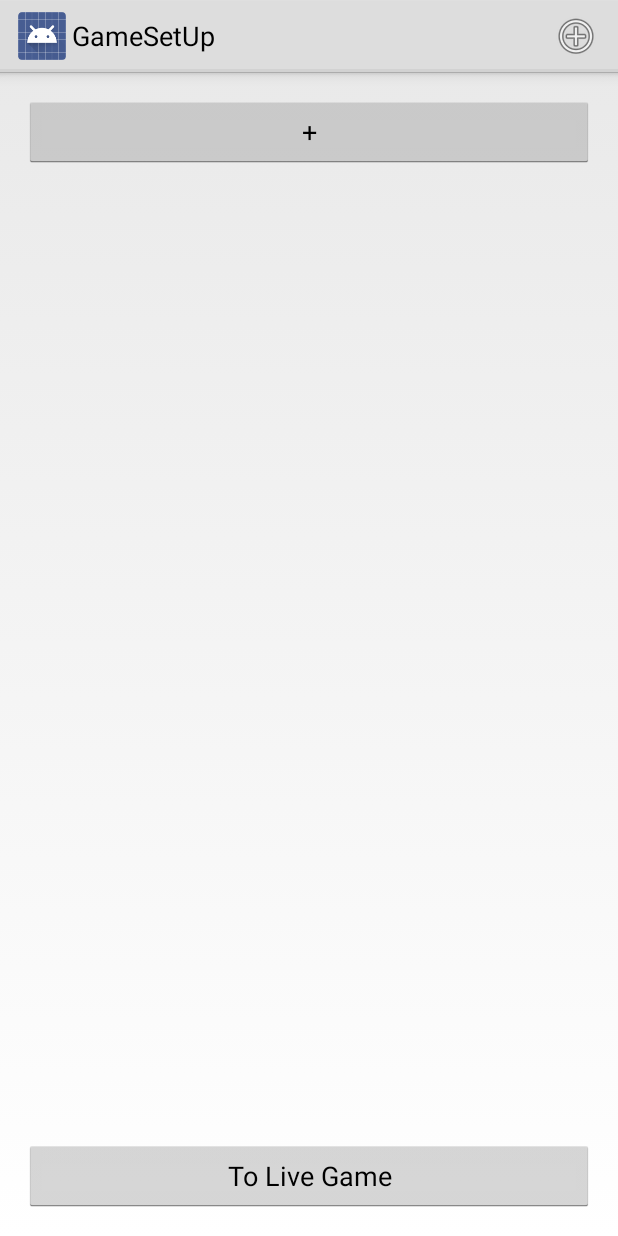
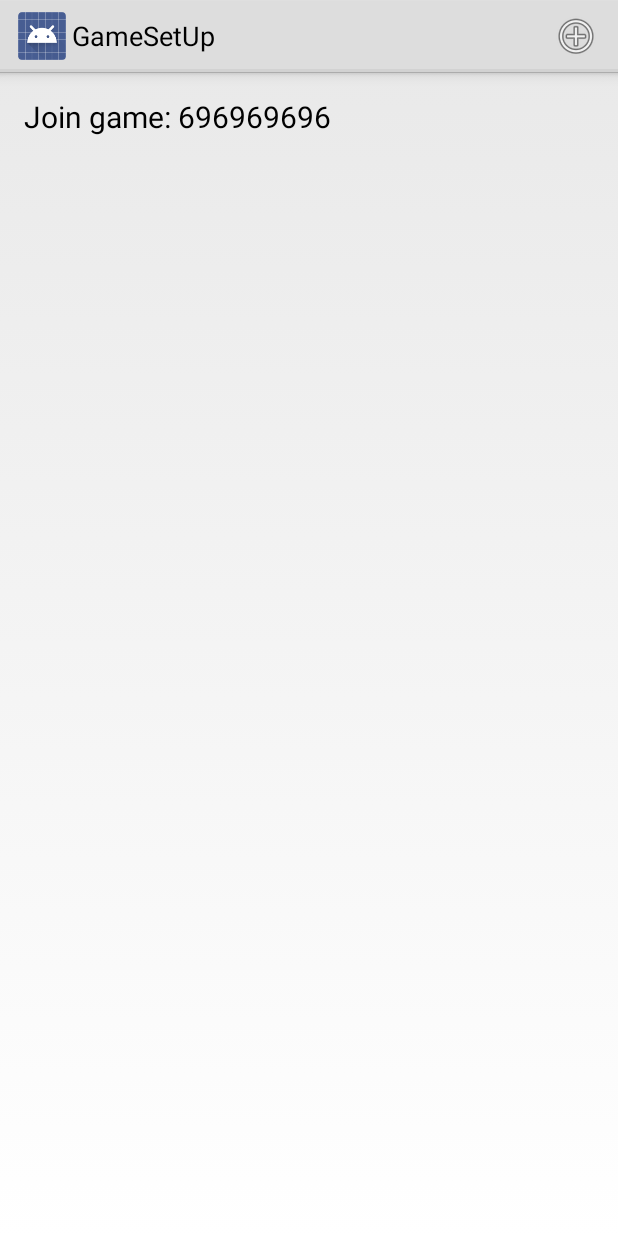
Before and after one commit to dsouzarc/snapshot, an Android app: the screen it shows after launch (Lobby), after a tap on "Login", on a phone screen of 412 x 824 dp. Run offline under Robolectric (Android 15) with nearby library versions, the phone set to English and light mode, and no system bars; libraries missing offline, so code that uses them is left out: com.facebook, com.facebook.model; 3 statements that could not run were skipped.

Commit message:
Creates new game with plus button, if part of game, no new game created

```diff
--- a/app/src/main/java/com/ryan/snapshot/Game.java
+++ b/app/src/main/java/com/ryan/snapshot/Game.java
@@ -4,5 +4,5 @@ package com.ryan.snapshot;
  * Created by Ryan on 11/2/14.
  */
 public class Game {
-    public static String id;
+    public String id;
 }
--- a/app/src/main/java/com/ryan/snapshot/Lobby.java
+++ b/app/src/main/java/com/ryan/snapshot/Lobby.java
@@ -1,156 +1,119 @@
 package com.ryan.snapshot;
-
-import android.app.AlertDialog;
-import android.app.ListActivity;
-import android.content.DialogInterface;
-import android.content.Intent;
 
 import android.app.Activity;
 import android.content.Context;
 import android.content.Intent;
-import android.content.SharedPreferences;
-import android.graphics.Bitmap;
-import android.graphics.BitmapFactory;
+import android.graphics.Color;
+import android.os.AsyncTask;
 import android.os.Bundle;
 import android.util.Log;
 import android.view.Menu;
 import android.view.MenuItem;
 import android.view.View;
-import android.view.Window;
-import android.widget.Button;
-import android.widget.ImageView;
+import android.widget.LinearLayout;
 import android.widget.TextView;
 import android.widget.Toast;
 
-import com.facebook.HttpMethod;
-import com.facebook.Request;
-import com.facebook.Response;
-import com.facebook.Session;
-import com.facebook.SessionState;
-import com.facebook.model.GraphObject;
-import com.facebook.model.GraphUser;
-import com.google.common.util.concurrent.FutureCallback;
-import com.google.common.util.concurrent.Futures;
-import com.google.common.util.concurrent.ListenableFuture;
 import com.microsoft.windowsazure.mobileservices.MobileServiceClient;
-import com.microsoft.windowsazure.mobileservices.authentication.MobileServiceAuthenticationProvider;
-import com.microsoft.windowsazure.mobileservices.authentication.MobileServiceUser;
 import com.microsoft.windowsazure.mobileservices.http.ServiceFilterResponse;
 import com.microsoft.windowsazure.mobileservices.table.MobileServiceTable;
 import com.microsoft.windowsazure.mobileservices.table.TableOperationCallback;
 import com.microsoft.windowsazure.mobileservices.table.TableQueryCallback;
+import com.microsoft.windowsazure.mobileservices.table.query.QueryOrder;
 
-import org.apache.http.HttpEntity;
-import org.apache.http.HttpResponse;
-import org.apache.http.client.ClientProtocolException;
-import org.apache.http.client.methods.HttpGet;
-import org.apache.http.impl.client.DefaultHttpClient;
-import org.json.JSONException;
-import org.json.JSONObject;
+import java.util.LinkedList;
+import java.util.List;
 
-import java.io.IOException;
-import java.io.InputStream;
-import java.net.URI;
-import java.net.URISyntaxException;
-import java.util.List;
-import android.os.Bundle;
-import android.view.LayoutInflater;
-import android.view.Menu;
-import android.view.MenuItem;
-import android.view.View;
-import android.widget.ArrayAdapter;
-import android.widget.Button;
-import android.widget.EditText;
-import android.widget.Toast;
+public class Lobby extends Activity {
 
-import java.util.ArrayList;
-import android.os.AsyncTask;
-import com.microsoft.windowsazure.mobileservices.table.query.QueryOrder;
-public class Lobby extends ListActivity {
-
-    ArrayList<String> listItems=new ArrayList<String>();
-    ArrayAdapter<String> adapter;
-    int clickCounter=0;
+    private LinearLayout theLayout;
+    private Context theC;
+    private boolean isInGame;
+    private String myID;
+    private final LinkedList<Game> allGames = new LinkedList<Game>();
+    private MobileServiceClient mClient;
 
     @Override
     protected void onCreate(Bundle savedInstanceState) {
         super.onCreate(savedInstanceState);
         setContentView(R.layout.activity_lobby);
+        this.theC = getApplicationContext();
+        this.theLayout = (LinearLayout) findViewById(R.id.theLayout);
+        this.myID = getApplicationContext().getSharedPreferences("com.ryan.snapshot",
+                Context.MODE_PRIVATE).getString(Constants.TAG_ID, "");
 
-        adapter = new ArrayAdapter<String>(this,
-                android.R.layout.simple_list_item_1,
-                listItems);
-        setListAdapter(adapter);
-
-        final Button buttonToLiveGame = (Button) findViewById(R.id.buttonLiveGame);
-        buttonToLiveGame.setOnClickListener(liveGameListener);
+        try {
+            this.mClient = new MobileServiceClient("https://snapshot.azure-mobile.net/",
+                    "gzWFegbXiTLVoLkHtqvDKPzctugOGH61", Lobby.this);
+        }
+        catch (Exception e) {
+            e.printStackTrace();
         }
 
-    private class GetOnlineGames extends AsyncTask<Void, Void, ArrayList<Game>> {
+        new GetOnlineGames().execute();
+    }
+
+    private class GetOnlineGames extends AsyncTask<Void, Void, Void> {
         @Override
-        public ArrayList<Game> doInBackground(Void... params) {
-            final ArrayList<Game> games = new ArrayList<Game>();
-
-            final MobileServiceTable<Game> table = SnapShot_API.getClient().getTable(Game.class);
+        public Void doInBackground(Void... params) {
+            try {
+                final MobileServiceTable<Game> table = mClient.getTable(Game.class);
                 table.orderBy("text", QueryOrder.Ascending).execute(
                         new TableQueryCallback<Game>() {
                             public void onCompleted(final List<Game> games,
                                                     int count, Exception exception,
                                                     ServiceFilterResponse response) {
-
+                                allGames.addAll(games);
                             }
                         });
-            return games;
+            }
+            catch (Exception e) {
+                e.printStackTrace();
+            }
+            return null;
         }
 
+        @Override
+        public void onPostExecute(Void param) {
+            if(allGames.size() == 0) {
+                final Game game = new Game();
+                game.id = "696969696";
+                allGames.add(game);
             }
 
-    public void addItems(View v) {
-        LayoutInflater layoutInflater = LayoutInflater.from(this);
-        View promptView = layoutInflater.inflate(R.layout.set_people_limit, null);
-        AlertDialog.Builder alertDialogBuilder = new AlertDialog.Builder(this);
-        alertDialogBuilder.setView(promptView);
-        final EditText input = (EditText) promptView.findViewById(R.id.userInput);
-        alertDialogBuilder
-                .setCancelable(false)
-                .setPositiveButton("OK", new DialogInterface.OnClickListener() {
-                    public void onClick(DialogInterface dialog, int id) {
-                        try {
-                            if (!input.getText().toString().trim().isEmpty()) {
-                                int num = Integer.parseInt(input.getText().toString());
-                                listItems.add(input.getText().toString());
-                                adapter.notifyDataSetChanged();
-                            } else {
-                                Toast.makeText(getApplicationContext(), "Make sure you type a value!", Toast.LENGTH_LONG).show();
+            for(Game game : allGames) {
+                if(myID.length() > 2 && game.id.equals(myID)) {
+                    isInGame = true;
                 }
-                        } catch (NumberFormatException e) {
-                            // input is not a number
-                            Toast.makeText(getApplicationContext(), "Make sure the value is an integer!", Toast.LENGTH_LONG).show();
+                theLayout.addView(getView(game));
             }
-                        //editTextMainScreen.setText(input.getText());
         }
-                })
-                .setNegativeButton("Cancel",
-                        new DialogInterface.OnClickListener() {
-                            public void onClick(DialogInterface dialog, int id) {
-                                dialog.cancel();
+    }
+
+    private View getView(final Game game) {
+        final TextView theView = new TextView(theC);
+        theView.setTextColor(Color.BLACK);
+        theView.setTextSize(20);
+        theView.setText("Join game: " + game.id);
+
+        theView.setOnClickListener(new View.OnClickListener() {
+            @Override
+            public void onClick(View view) {
+                final Intent viewGame = new Intent(Lobby.this, GameDetails.class);
+                viewGame.putExtra("id", game.id);
+                startActivity(viewGame);
             }
         });
-        AlertDialog alertD = alertDialogBuilder.create();
-        alertD.show();
-
-        // listItems.add("Clicked : "+clickCounter++);
-        // adapter.notifyDataSetChanged();
+        return theView;
     }
 
-    private final View.OnClickListener liveGameListener = new View.OnClickListener() {
-        @Override
-        public void onClick(View v) {
-            final Intent toLiveGame = new Intent(Lobby.this, LiveGame.class);
-            startActivity(toLiveGame);
+    private void log(final String text) {
+        Log.e("com.ryan.snapshot", text);
     }
-    };
 
+    private void makeToast(final String text) {
+        Toast.makeText(theC, text, Toast.LENGTH_LONG).show();
+    }
 
     @Override
     public boolean onCreateOptionsMenu(Menu menu) {
@@ -161,12 +124,32 @@ public class Lobby extends ListActivity {
 
     @Override
     public boolean onOptionsItemSelected(MenuItem item) {
-        // Handle action bar item clicks here. The action bar will
-        // automatically handle clicks on the Home/Up button, so long
-        // as you specify a parent activity in AndroidManifest.xml.
-        int id = item.getItemId();
-        if (id == R.id.action_settings) {
+        switch (item.getItemId()) {
+            case R.id.add_game:
+                if(isInGame) {
+                    makeToast("Sorry, you're already in a game");
                     return true;
+                }
+                if(!isInGame) {
+                    makeToast("Making new game....");
+                    final Game newGame = new Game();
+                    newGame.id = myID;
+                    mClient.getTable(Game.class).insert(newGame, new TableOperationCallback<Game>() {
+                        public void onCompleted(Game entity, Exception exception, ServiceFilterResponse response) {
+                            if (exception == null) {
+                                makeToast("Successfully created new game");
+                                final Intent viewGame = new Intent(Lobby.this, LiveGame.class);
+                                viewGame.putExtra("id", newGame.id);
+                                startActivity(viewGame);
+                            } else {
+                                makeToast("Game was not created " + exception.getMessage());
+                            }
+                        }
+                    });
+                }
+                return true;
+            default:
+                break;
         }
         return super.onOptionsItemSelected(item);
     }
--- a/app/src/main/java/com/ryan/snapshot/LoginActivity.java
+++ b/app/src/main/java/com/ryan/snapshot/LoginActivity.java
@@ -69,7 +69,8 @@ public class LoginActivity extends Activity {
         try {
             SnapShot_API.theActivity = LoginActivity.this;
             final SnapShot_API theAPI = SnapShot_API.getApi();
-            this.mClient = SnapShot_API.getClient();
+            this.mClient = new MobileServiceClient("https://snapshot.azure-mobile.net/",
+                    "gzWFegbXiTLVoLkHtqvDKPzctugOGH61", LoginActivity.this);
 
             final ListenableFuture<MobileServiceUser> mLogin =
                     mClient.login(MobileServiceAuthenticationProvider.Facebook);
--- a/app/src/main/res/layout/activity_lobby.xml
+++ b/app/src/main/res/layout/activity_lobby.xml
@@ -6,30 +6,18 @@
     android:paddingLeft="@dimen/activity_horizontal_margin"
     android:paddingRight="@dimen/activity_horizontal_margin"
     android:paddingTop="@dimen/activity_vertical_margin"
-    android:paddingBottom="@dimen/activity_vertical_margin"
-    tools:context="com.ryan.snapshot.Lobby">
+    android:paddingBottom="@dimen/activity_vertical_margin">
 
-    <LinearLayout
-        xmlns:android="http://schemas.android.com/apk/res/android"
-        android:orientation="vertical"
-        android:layout_width="fill_parent"
-        android:layout_height="fill_parent">
-        <Button
-            android:id="@+id/addButton"
-            android:text="+"
-            android:layout_width="fill_parent"
-            android:layout_height="wrap_content"
-            android:onClick="addItems"/>
-        <ListView
-            android:id="@android:id/list"
-            android:layout_width="fill_parent"
-            android:layout_height="fill_parent"
-            android:drawSelectorOnTop="false"/>
-    </LinearLayout>
-    <Button
-        android:layout_width="fill_parent"
-        android:layout_height="wrap_content"
-        android:text="To Live Game"
-        android:layout_alignParentBottom="true"
-        android:id="@+id/buttonLiveGame"/>
+    <ScrollView
+        android:layout_width="match_parent"
+        android:layout_height="match_parent">
+
+        <LinearLayout
+            android:layout_width="match_parent"
+            android:layout_height="match_parent"
+            android:orientation="vertical"
+            android:id="@+id/theLayout">
+
+        </LinearLayout>
+    </ScrollView>
 </RelativeLayout>
```
Also changed, not shown: app/src/main/java/com/ryan/snapshot/SnapShot_API.java (+0 -45 lines). Lines whose indentation alone changed are shown as unchanged.
